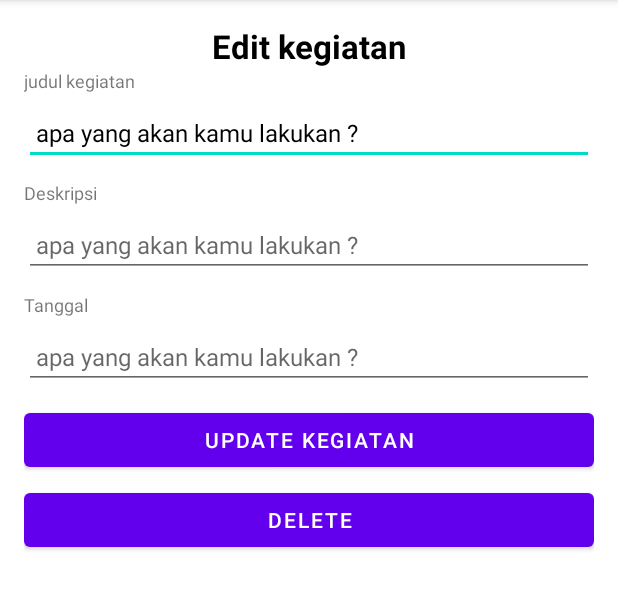
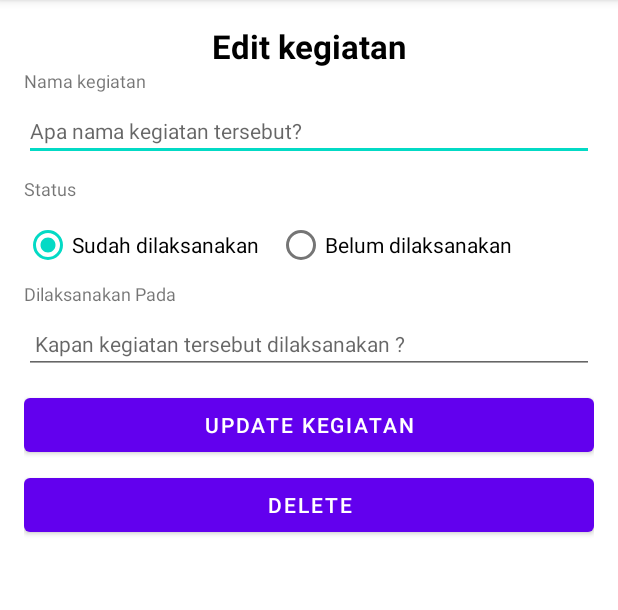
Before and after one commit to Enggar-droid1/UKI, an Android app: the EditData screen opened directly, with no data from a screen before it, on a phone screen of 412 x 824 dp, the part 84-694 px from its top. Run offline under Robolectric (Android 15) with nearby library versions, the phone set to English and light mode, and no system bars; 2 statements that could not run were skipped.

Commit message:
perbaikan pada radio button

```diff
--- a/app/src/main/res/layout/activity_edit_data.xml
+++ b/app/src/main/res/layout/activity_edit_data.xml
@@ -24,7 +24,7 @@
         <TextView
             android:layout_width="wrap_content"
             android:layout_height="wrap_content"
-            android:text="judul kegiatan"
+            android:text="Nama kegiatan"
             android:textSize="12sp"
             android:layout_marginBottom="5dp"/>
 
@@ -32,30 +32,38 @@
             android:id="@+id/edtName"
             android:layout_width="match_parent"
             android:layout_height="wrap_content"
-            android:hint=" apa yang akan kamu lakukan ?"
-            android:textColorHint="@color/black"
-            android:textSize="16sp"
-            android:layout_marginBottom="10dp"/>
+            android:layout_marginBottom="10dp"
+            android:hint="Apa nama kegiatan tersebut?"
+            android:textSize="14sp" />
 
         <TextView
             android:layout_width="wrap_content"
             android:layout_height="wrap_content"
-            android:text="Deskripsi"
+            android:text="Status"
             android:textSize="12sp"
             android:layout_marginBottom="5dp"/>
 
-        <EditText
-            android:id="@+id/edtStatus"
-            android:layout_width="match_parent"
+        <RadioGroup
+            android:id="@+id/Rd_edtstatus"
+            android:layout_width="wrap_content"
             android:layout_height="wrap_content"
-            android:hint=" apa yang akan kamu lakukan ?"
-            android:textSize="16sp"
-            android:layout_marginBottom="10dp"/>
+            android:orientation="horizontal">
+            <RadioButton
+                android:layout_width="wrap_content"
+                android:layout_height="wrap_content"
+                android:checked="true"
+                android:layout_marginRight="12dp"
+                android:text="Sudah dilaksanakan"/>
+            <RadioButton
+                android:layout_width="wrap_content"
+                android:layout_height="wrap_content"
+                android:text="Belum dilaksanakan"/>
+        </RadioGroup>
 
         <TextView
             android:layout_width="wrap_content"
             android:layout_height="wrap_content"
-            android:text="Tanggal"
+            android:text="Dilaksanakan Pada"
             android:textSize="12sp"
             android:layout_marginBottom="5dp"/>
 
@@ -63,8 +71,8 @@
             android:id="@+id/edtTgl"
             android:layout_width="match_parent"
             android:layout_height="wrap_content"
-            android:hint=" apa yang akan kamu lakukan ?"
-            android:textSize="16sp"
+            android:hint=" Kapan kegiatan tersebut dilaksanakan ?"
+            android:textSize="14sp"
             android:layout_marginBottom="10dp"/>
 
         <Button
```
Also changed, not shown: app/src/main/res/layout/fragment_add2.xml (+26 -15 lines).
